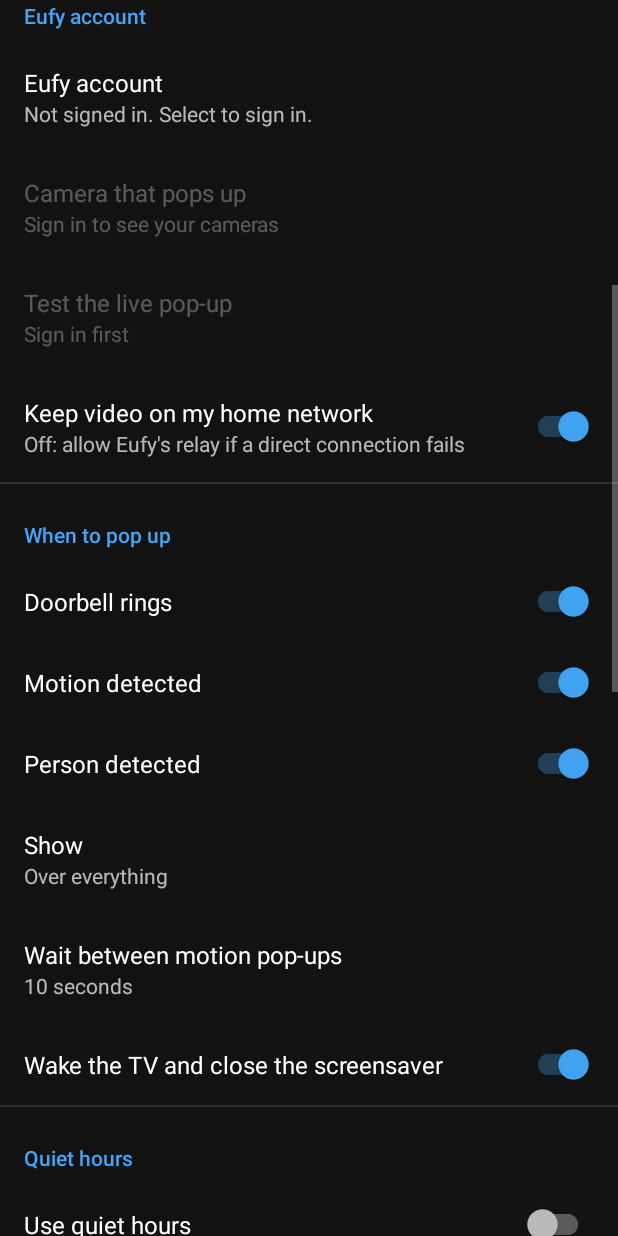
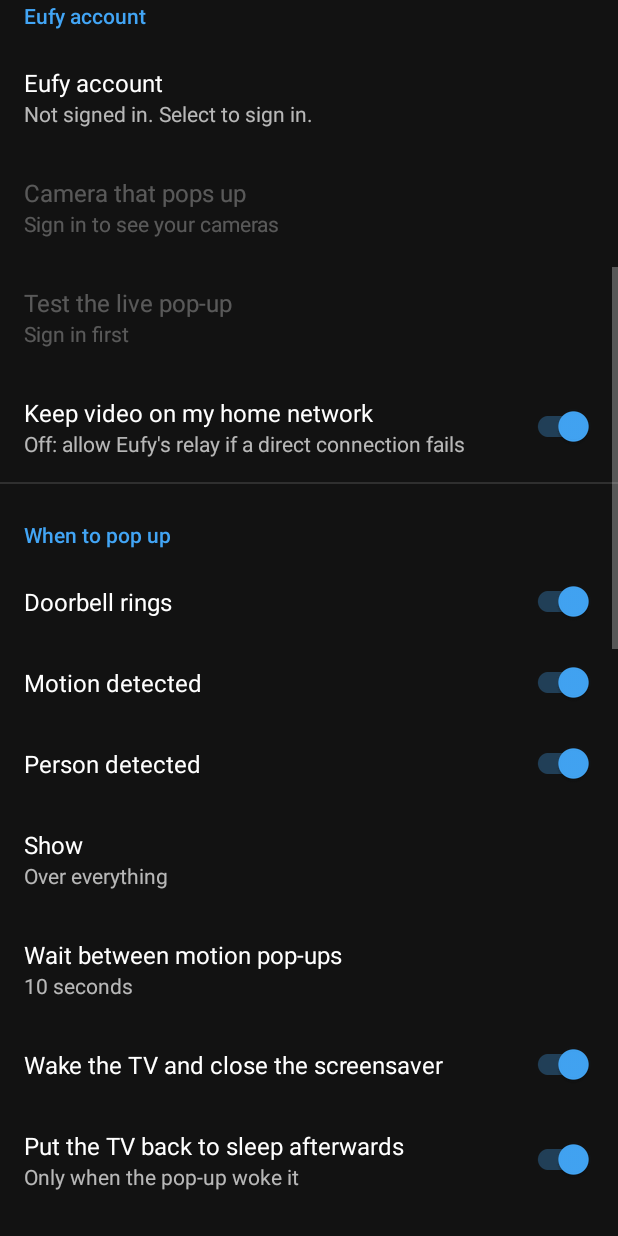
Before and after one commit to adam-stott-dev/eufy-tv-doorbell, an Android app: the screen it shows after launch (SettingsActivity), scrolled down 576 dp, on a phone screen of 412 x 824 dp. Run offline under Robolectric (Android 15) with nearby library versions, the phone set to English and light mode, and no system bars; our stand-ins replace androidx.preference; pictures from the network do not load; 1 statement that could not run was skipped.

Commit message:
Put the TV back to sleep after a pop-up that woke it

```diff
--- /dev/null
+++ b/app/src/main/java/io/github/adamstottdev/eufytv/service/SleepAdmin.kt
@@ -0,0 +1,43 @@
+package io.github.adamstottdev.eufytv.service
+
+import android.app.admin.DeviceAdminReceiver
+import android.app.admin.DevicePolicyManager
+import android.content.ComponentName
+import android.content.Context
+import android.content.Intent
+import android.util.Log
+
+/**
+ * Lets the app put the TV back to sleep after a pop-up that woke it. Android
+ * only allows that for a device admin with the "force lock" policy, which the
+ * user turns on once (from the settings screen, or with adb).
+ */
+class SleepAdmin : DeviceAdminReceiver() {
+    companion object {
+        private const val TAG = "SleepAdmin"
+
+        fun component(context: Context) = ComponentName(context, SleepAdmin::class.java)
+
+        fun isActive(context: Context): Boolean =
+            context.getSystemService(DevicePolicyManager::class.java).isAdminActive(component(context))
+
+        /** The system screen that asks the user to allow it. */
+        fun requestIntent(context: Context): Intent =
+            Intent(DevicePolicyManager.ACTION_ADD_DEVICE_ADMIN)
+                .putExtra(DevicePolicyManager.EXTRA_DEVICE_ADMIN, component(context))
+                .putExtra(DevicePolicyManager.EXTRA_ADD_EXPLANATION,
+                    "Lets the doorbell pop-up put the TV back to sleep after it woke it.")
+
+        /** Puts the TV to sleep. Returns false if it isn't allowed. */
+        fun sleepNow(context: Context): Boolean {
+            if (!isActive(context)) return false
+            return try {
+                context.getSystemService(DevicePolicyManager::class.java).lockNow()
+                true
+            } catch (e: SecurityException) {
+                Log.w(TAG, "lockNow refused", e)
+                false
+            }
+        }
+    }
+}
--- a/app/src/main/java/io/github/adamstottdev/eufytv/settings/Settings.kt
+++ b/app/src/main/java/io/github/adamstottdev/eufytv/settings/Settings.kt
@@ -44,6 +44,7 @@ class Settings(context: Context) {
     val audio get() = enumPref("audio", Audio.RING_ONLY)
     val showWhen get() = enumPref("show_when", ShowWhen.ALWAYS)
     val wakeScreen get() = prefs.getBoolean("wake_screen", true)
+    val sleepAfter get() = prefs.getBoolean("sleep_after", true)
     val cooldownSeconds get() = (prefs.getString("cooldown", "10") ?: "10").toIntOrNull() ?: 10
 
     val quietHoursEnabled get() = prefs.getBoolean("quiet_enabled", false)
--- a/app/src/main/java/io/github/adamstottdev/eufytv/settings/SettingsFragment.kt
+++ b/app/src/main/java/io/github/adamstottdev/eufytv/settings/SettingsFragment.kt
@@ -19,6 +19,7 @@ import io.github.adamstottdev.eufytv.eufy.BridgeState
 import io.github.adamstottdev.eufytv.eufy.EufyConnection
 import io.github.adamstottdev.eufytv.service.DoorbellService
 import io.github.adamstottdev.eufytv.service.ProblemAlerts
+import io.github.adamstottdev.eufytv.service.SleepAdmin
 
 class SettingsFragment : PreferenceFragmentCompat() {
     private val observer = EufyConnection.Observer { refreshStatus() }
@@ -72,6 +73,16 @@ class SettingsFragment : PreferenceFragmentCompat() {
             value = Settings(requireContext()).popupSizePercent
             updatesContinuously = false
         }
+        findPreference<Preference>("sleep_permission")?.setOnPreferenceClickListener {
+            if (!SleepAdmin.isActive(requireContext())) {
+                try {
+                    startActivity(SleepAdmin.requestIntent(requireContext()))
+                } catch (e: Exception) {
+                    Toast.makeText(requireContext(), R.string.sleep_permission_adb, Toast.LENGTH_LONG).show()
+                }
+            }
+            true
+        }
         findPreference<Preference>("version")?.summary = BuildConfig.VERSION_NAME
     }
 
@@ -102,6 +113,12 @@ class SettingsFragment : PreferenceFragmentCompat() {
         findPreference<Preference>("battery")?.summary =
             if (pm.isIgnoringBatteryOptimizations(pkg)) getString(R.string.battery_ok)
             else getString(R.string.battery_missing, pkg)
+
+        findPreference<Preference>("sleep_permission")?.apply {
+            val active = SleepAdmin.isActive(ctx)
+            summary = getString(if (active) R.string.sleep_permission_ok else R.string.sleep_permission_missing)
+            isVisible = !active || findPreference<SwitchPreferenceCompat>("sleep_after")?.isChecked == true
+        }
 
         refreshAccount()
     }
--- a/app/src/main/res/values/strings.xml
+++ b/app/src/main/res/values/strings.xml
@@ -74,4 +74,7 @@
     <string name="problem_no_overlay">Eufy TV Doorbell isn\'t allowed to show over other apps, so pop-ups open full screen. Open the app for how to fix it.</string>
     <string name="problem_fixed">Eufy TV Doorbell is connected again</string>
     <string name="problem_fix_it">Select to fix it</string>
+    <string name="sleep_permission_ok">Allowed</string>
+    <string name="sleep_permission_missing">Not allowed yet. Select to allow it, so the TV can go back to sleep after a pop-up.</string>
+    <string name="sleep_permission_adb">This TV has no screen to allow it. Run: adb shell dpm set-active-admin io.github.adamstottdev.eufytv/.service.SleepAdmin</string>
 </resources>
--- /dev/null
+++ b/app/src/main/res/xml/device_admin.xml
@@ -0,0 +1,6 @@
+<?xml version="1.0" encoding="utf-8"?>
+<device-admin>
+    <uses-policies>
+        <force-lock />
+    </uses-policies>
+</device-admin>
--- a/app/src/main/res/xml/preferences.xml
+++ b/app/src/main/res/xml/preferences.xml
@@ -64,6 +64,18 @@
             app:key="wake_screen"
             app:defaultValue="true"
             app:title="Wake the TV and close the screensaver"
+            app:iconSpaceReserved="false" />
+        <SwitchPreferenceCompat
+            app:key="sleep_after"
+            app:defaultValue="true"
+            app:dependency="wake_screen"
+            app:title="Put the TV back to sleep afterwards"
+            app:summary="Only when the pop-up woke it"
+            app:iconSpaceReserved="false" />
+        <Preference
+            app:key="sleep_permission"
+            app:dependency="wake_screen"
+            app:title="Allow putting the TV to sleep"
             app:iconSpaceReserved="false" />
     </PreferenceCategory>
 
```
Also changed, not shown: app/src/main/AndroidManifest.xml (+12 -0 lines), app/src/main/java/io/github/adamstottdev/eufytv/popup/PopupController.kt (+31 -5 lines), 1 other file.
